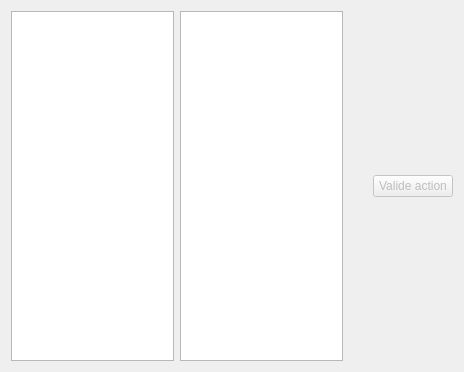
Before: the Qt Designer form app/view/forms/actionsview.ui in r0nd0ud0u/qt-rpg, drawn with Qt 5.
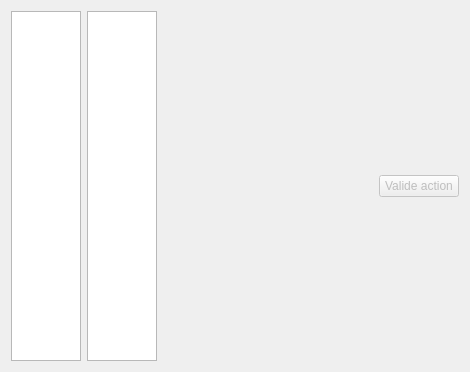
After: the same form once the commit is applied.

```diff
--- a/app/view/forms/actionsview.ui
+++ b/app/view/forms/actionsview.ui
@@ -64,15 +64,21 @@
    </item>
    <item>
     <widget class="QWidget" name="targets_widget" native="true">
+     <property name="sizePolicy">
+      <sizepolicy hsizetype="MinimumExpanding" vsizetype="Preferred">
+       <horstretch>0</horstretch>
+       <verstretch>0</verstretch>
+      </sizepolicy>
+     </property>
      <property name="minimumSize">
       <size>
-       <width>0</width>
+       <width>210</width>
        <height>0</height>
       </size>
      </property>
      <property name="maximumSize">
       <size>
-       <width>16777215</width>
+       <width>210</width>
        <height>350</height>
       </size>
      </property>
```
